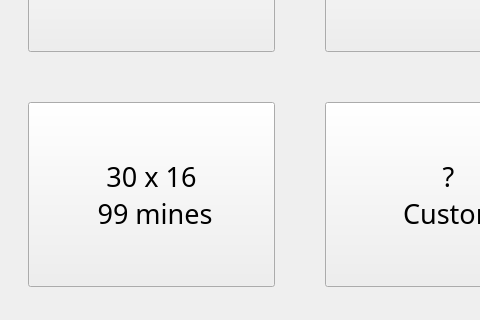
Mehran1383/Minesweeper, file mainwindow.ui: the form before one commit; both pictures show x 0 to 480 and y 180 to 500 of the 600 by 500 pixel window.
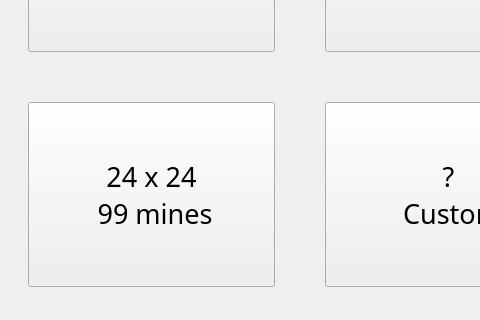
The form after the commit. The open tabs and pages were chosen to show the change.

```diff
--- a/mainwindow.ui
+++ b/mainwindow.ui
@@ -144,7 +144,7 @@
              <cursorShape>PointingHandCursor</cursorShape>
             </property>
             <property name="text">
-             <string>30 x 16 
+             <string>24 x 24 
  99 mines</string>
             </property>
            </widget>
```
Left out of the diff: 8 changed lines with no effect on the pictures.
